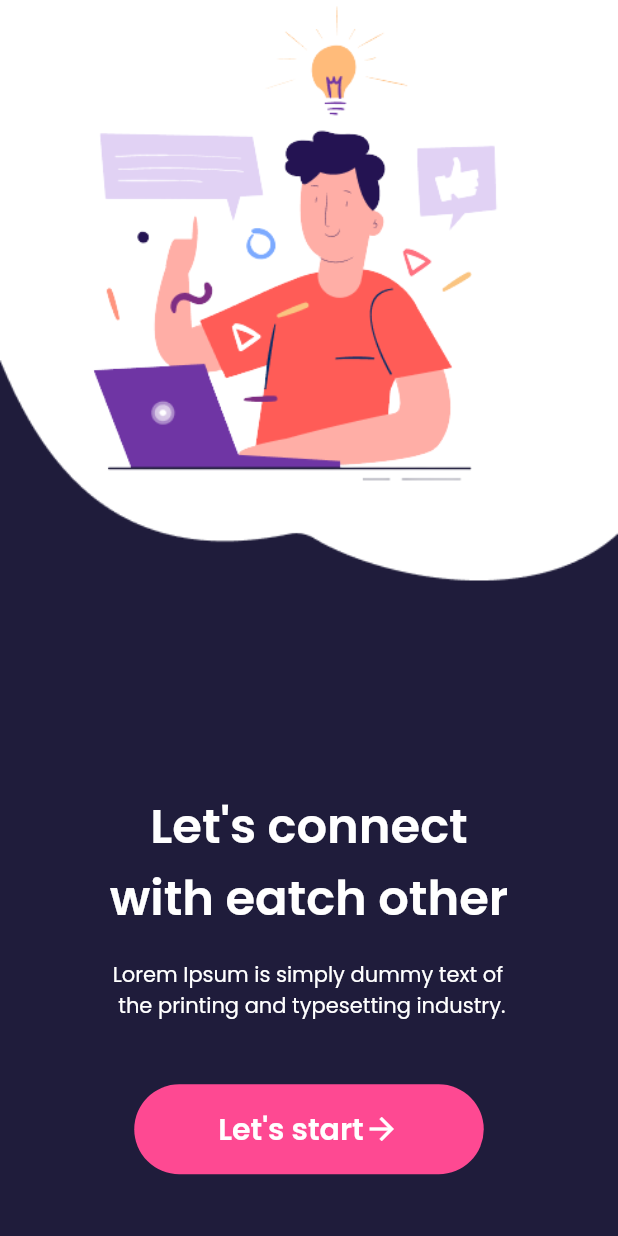
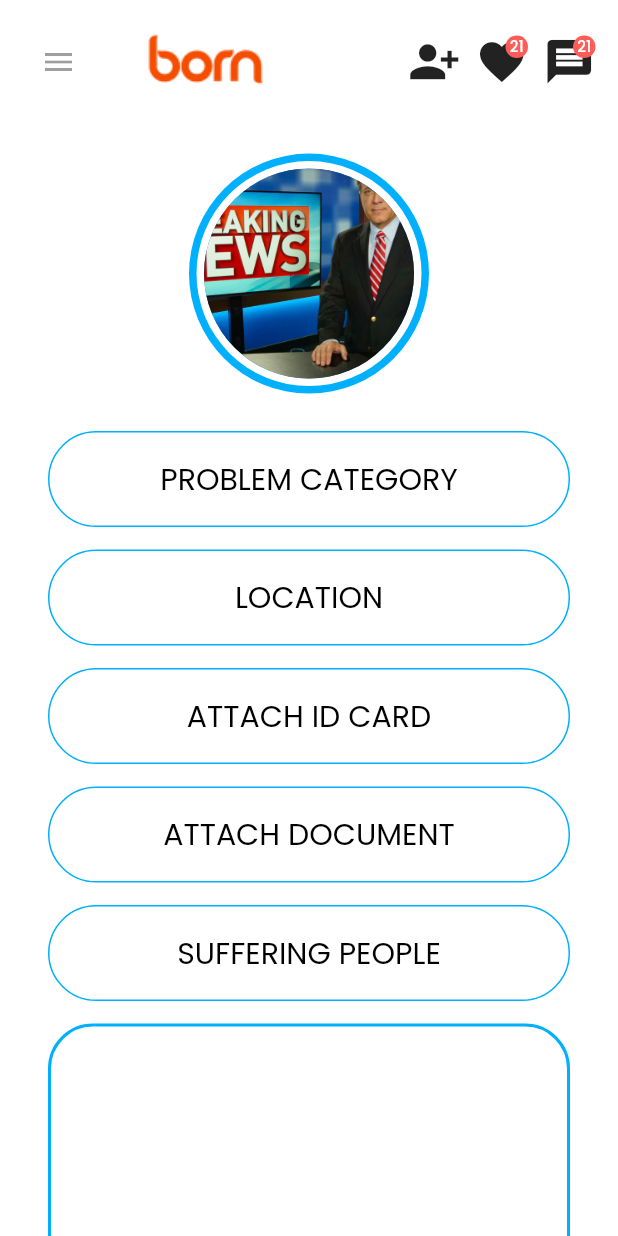
Before and after one commit to protimjoy/nabeen, a Flutter app: the screen it shows after launch, on a phone screen of 412 x 824 dp. Run offline on Flutter 3.47's test engine with Material 2 defaults, Android fonts, the phone set to English and light mode, and no system bars; our stand-ins replace carousel_slider, curved_navigation_bar, dropdown_button2, google_fonts, marquee.

Commit message:
All Project

```diff
--- a/lib/main.dart
+++ b/lib/main.dart
@@ -1,5 +1,6 @@
 import 'package:flutter/material.dart';
 import 'package:nabeen/screen/landing_page.dart';
+import 'package:nabeen/screen/voluntary_service.dart';
 
 void main() {
   runApp(const MyApp());
@@ -27,7 +28,7 @@ class MyApp extends StatelessWidget {
         //
         // )
       ),
-      home: LandingPage(),
+      home: VolutaryService(),
     );
   }
 }
--- /dev/null
+++ b/lib/screen/voluntary_service.dart
@@ -0,0 +1,85 @@
+import 'package:flutter/material.dart';
+import 'package:nabeen/theme.dart';
+import 'package:nabeen/widget/app_bar.dart';
+import 'package:nabeen/widget/custom_button.dart';
+import 'package:nabeen/widget/custom_textfield.dart';
+
+class VolutaryService extends StatefulWidget {
+  const VolutaryService({Key? key}) : super(key: key);
+
+  @override
+  State<VolutaryService> createState() => _VolutaryServiceState();
+}
+
+class _VolutaryServiceState extends State<VolutaryService> {
+  TextEditingController v_description = TextEditingController();
+  @override
+  Widget build(BuildContext context) {
+    return SafeArea(
+      child: Scaffold(
+        body: Column(
+          children: [
+            Expanded(
+                flex:1,
+                child: customAppBar()),
+            Expanded(
+                flex: 9,
+                child: SingleChildScrollView(
+                  child: Padding(
+                    padding: const EdgeInsets.symmetric(vertical: 20.0),
+                    child: Column(
+                      children: [
+                        CircleAvatar(
+                          backgroundColor: customSkyBlue,
+                          radius: 80,
+                          child: CircleAvatar(
+                            backgroundColor: white,
+                            radius: 75,
+                            child: CircleAvatar(
+                              backgroundImage: AssetImage("images/newsImage.png"),
+                              radius: 70,
+                            ),
+                          ),
+                        ),
+                        SizedBox(height: 25),
+                        CustomButton(onTap: (){}, fontsize: 20, textColor: black, backgroundColor: white, borderColor: customSkyBlue, height: 64, width: 348, text: "PROBLEM CATEGORY", FontWeight: fw400),
+                        SizedBox(height: 15),
+                        CustomButton(onTap: (){}, fontsize: 20, textColor: black, backgroundColor: white, borderColor: customSkyBlue, height: 64, width: 348, text: "LOCATION", FontWeight: fw400),
+                        SizedBox(height: 15),
+                        CustomButton(onTap: (){}, fontsize: 20, textColor: black, backgroundColor: white, borderColor: customSkyBlue, height: 64, width: 348, text: "ATTACH ID CARD", FontWeight: fw400),
+                        SizedBox(height: 15),
+                        CustomButton(onTap: (){}, fontsize: 20, textColor: black, backgroundColor: white, borderColor: customSkyBlue, height: 64, width: 348, text: "ATTACH DOCUMENT", FontWeight: fw400),
+                        SizedBox(height: 15),
+                        CustomButton(onTap: (){}, fontsize: 20, textColor: black, backgroundColor: white, borderColor: customSkyBlue, height: 64, width: 348, text: "SUFFERING PEOPLE", FontWeight: fw400),
+                        SizedBox(height: 15),
+
+                        Container(
+                          height: 184,
+                          width: 348,
+                          decoration: BoxDecoration(
+                            borderRadius: BorderRadius.circular(30),
+                            border: Border.all(color: customSkyBlue,width: 2),
+                          ),
+                          child: TextField(
+                            style: nabeenFontStyle(20, black, fw400),
+                            maxLines: 6,
+                            decoration: InputDecoration(
+                                border: OutlineInputBorder(
+                                  borderSide: BorderSide.none
+                                )
+                            ),
+                          ),
+                        ),
+                        SizedBox(height: 30),
+                        CustomButton(onTap: (){}, fontsize: 25, textColor: white, backgroundColor: customSkyBlue, borderColor: transparent, height: 87, width: 204, text: "SUBMIT", FontWeight: fw500)
+                      ],
+                    ),
+                  ),
+                )
+            ),
+          ],
+        ),
+      ),
+    );
+  }
+}
```
